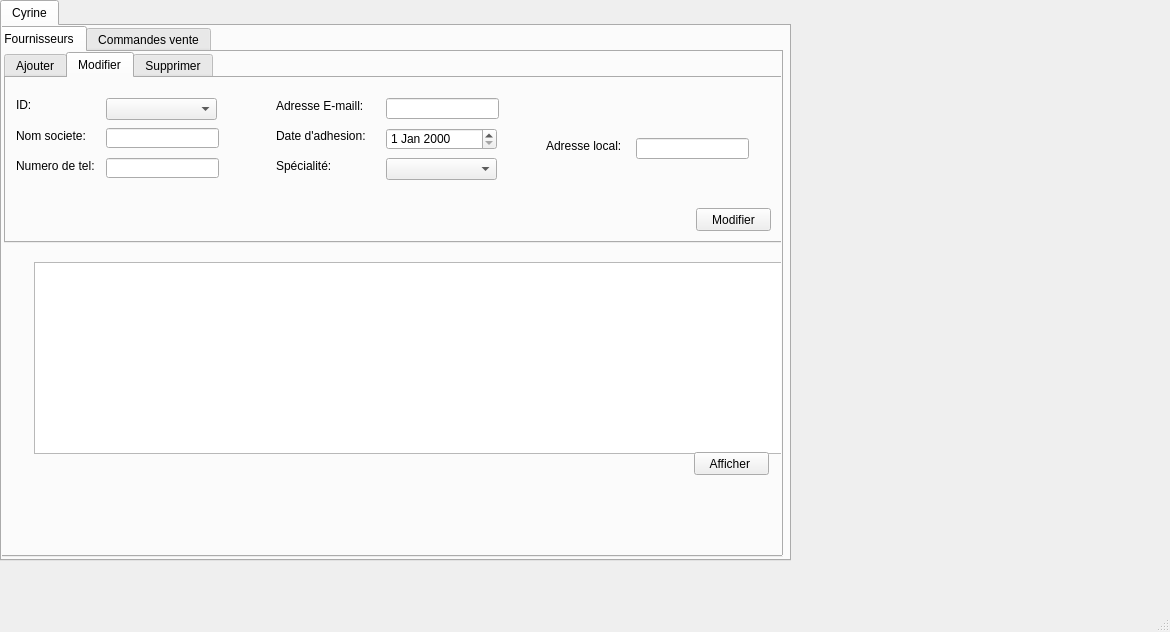
This is crud/crud/mainwindow.ui in ramy25bh3/Pastry_Plus as Qt 5 draws it before an edit. The edited form follows.
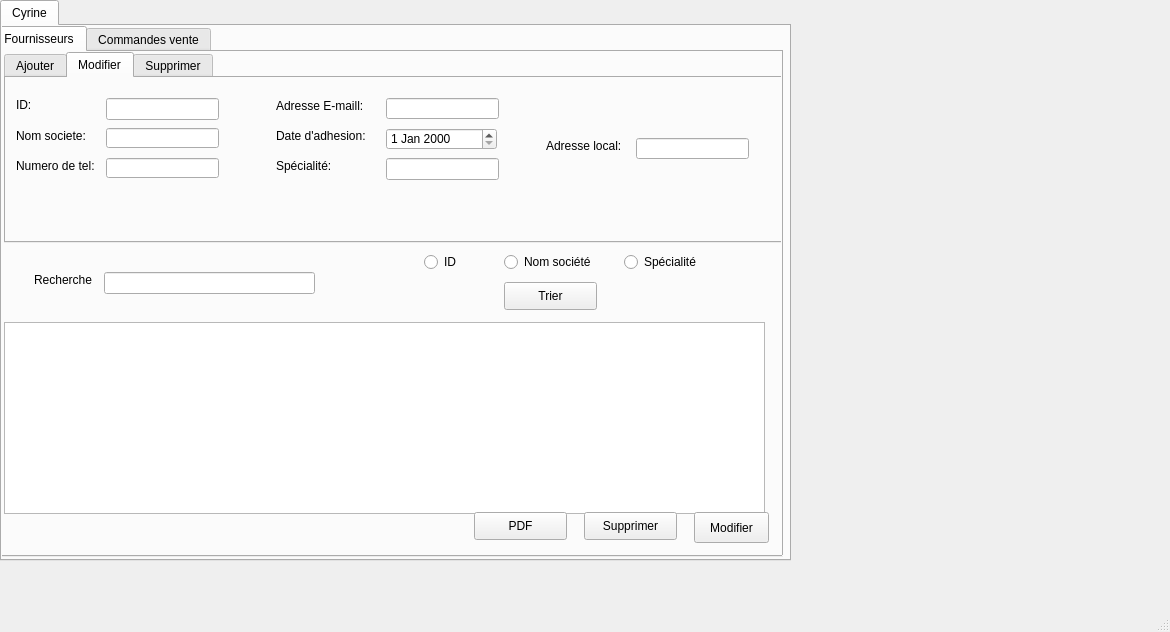
This is the edited form. The open tabs and pages were chosen to show the change.

```diff
--- a/crud/crud/mainwindow.ui
+++ b/crud/crud/mainwindow.ui
@@ -52,9 +52,9 @@
        <widget class="QTableView" name="tableView">
         <property name="geometry">
          <rect>
-          <x>40</x>
-          <y>210</y>
-          <width>781</width>
+          <x>10</x>
+          <y>270</y>
+          <width>761</width>
           <height>192</height>
          </rect>
         </property>
@@ -264,19 +264,6 @@
            </rect>
           </property>
          </widget>
-         <widget class="QPushButton" name="pushButton_3">
-          <property name="geometry">
-           <rect>
-            <x>690</x>
-            <y>130</y>
-            <width>75</width>
-            <height>23</height>
-           </rect>
-          </property>
-          <property name="text">
-           <string>Modifier</string>
-          </property>
-         </widget>
          <widget class="QLabel" name="label_9">
           <property name="geometry">
            <rect>
@@ -395,16 +382,6 @@
            </rect>
           </property>
          </widget>
-         <widget class="QComboBox" name="comboBox_2">
-          <property name="geometry">
-           <rect>
-            <x>380</x>
-            <y>80</y>
-            <width>111</width>
-            <height>22</height>
-           </rect>
-          </property>
-         </widget>
          <widget class="QDateEdit" name="dateEdit_2">
           <property name="geometry">
            <rect>
@@ -428,12 +405,22 @@
            <string>ID:</string>
           </property>
          </widget>
-         <widget class="QComboBox" name="comboBox_mod">
+         <widget class="QLineEdit" name="txt_id">
           <property name="geometry">
            <rect>
             <x>100</x>
             <y>20</y>
-            <width>111</width>
+            <width>113</width>
+            <height>22</height>
+           </rect>
+          </property>
+         </widget>
+         <widget class="QLineEdit" name="txt_spc">
+          <property name="geometry">
+           <rect>
+            <x>380</x>
+            <y>80</y>
+            <width>113</width>
             <height>22</height>
            </rect>
           </property>
@@ -485,13 +472,114 @@
         <property name="geometry">
          <rect>
           <x>700</x>
-          <y>400</y>
+          <y>460</y>
           <width>75</width>
-          <height>23</height>
+          <height>31</height>
          </rect>
         </property>
         <property name="text">
-         <string>Afficher </string>
+         <string>Modifier</string>
+        </property>
+       </widget>
+       <widget class="QPushButton" name="pushButton_suppr_f">
+        <property name="geometry">
+         <rect>
+          <x>590</x>
+          <y>460</y>
+          <width>93</width>
+          <height>28</height>
+         </rect>
+        </property>
+        <property name="text">
+         <string>Supprimer</string>
+        </property>
+       </widget>
+       <widget class="QPushButton" name="pushButton_pdf">
+        <property name="geometry">
+         <rect>
+          <x>480</x>
+          <y>460</y>
+          <width>93</width>
+          <height>28</height>
+         </rect>
+        </property>
+        <property name="text">
+         <string>PDF</string>
+        </property>
+       </widget>
+       <widget class="QLineEdit" name="rech_bouton">
+        <property name="geometry">
+         <rect>
+          <x>110</x>
+          <y>220</y>
+          <width>211</width>
+          <height>22</height>
+         </rect>
+        </property>
+       </widget>
+       <widget class="QLabel" name="label_15">
+        <property name="geometry">
+         <rect>
+          <x>40</x>
+          <y>220</y>
+          <width>71</width>
+          <height>16</height>
+         </rect>
+        </property>
+        <property name="text">
+         <string>Recherche</string>
+        </property>
+       </widget>
+       <widget class="QRadioButton" name="radioButton_id">
+        <property name="geometry">
+         <rect>
+          <x>430</x>
+          <y>200</y>
+          <width>51</width>
+          <height>20</height>
+         </rect>
+        </property>
+        <property name="text">
+         <string>ID</string>
+        </property>
+       </widget>
+       <widget class="QRadioButton" name="radioButton_nom_soc">
+        <property name="geometry">
+         <rect>
+          <x>510</x>
+          <y>200</y>
+          <width>97</width>
+          <height>20</height>
+         </rect>
+        </property>
+        <property name="text">
+         <string>Nom société</string>
+        </property>
+       </widget>
+       <widget class="QRadioButton" name="radioButton_spec">
+        <property name="geometry">
+         <rect>
+          <x>630</x>
+          <y>200</y>
+          <width>97</width>
+          <height>20</height>
+         </rect>
+        </property>
+        <property name="text">
+         <string>Spécialité</string>
+        </property>
+       </widget>
+       <widget class="QPushButton" name="pushButton_trier_fournisseur">
+        <property name="geometry">
+         <rect>
+          <x>510</x>
+          <y>230</y>
+          <width>93</width>
+          <height>28</height>
+         </rect>
+        </property>
+        <property name="text">
+         <string>Trier</string>
         </property>
        </widget>
       </widget>
```
Left out of the diff: 18 changed lines with no effect on the pictures.
